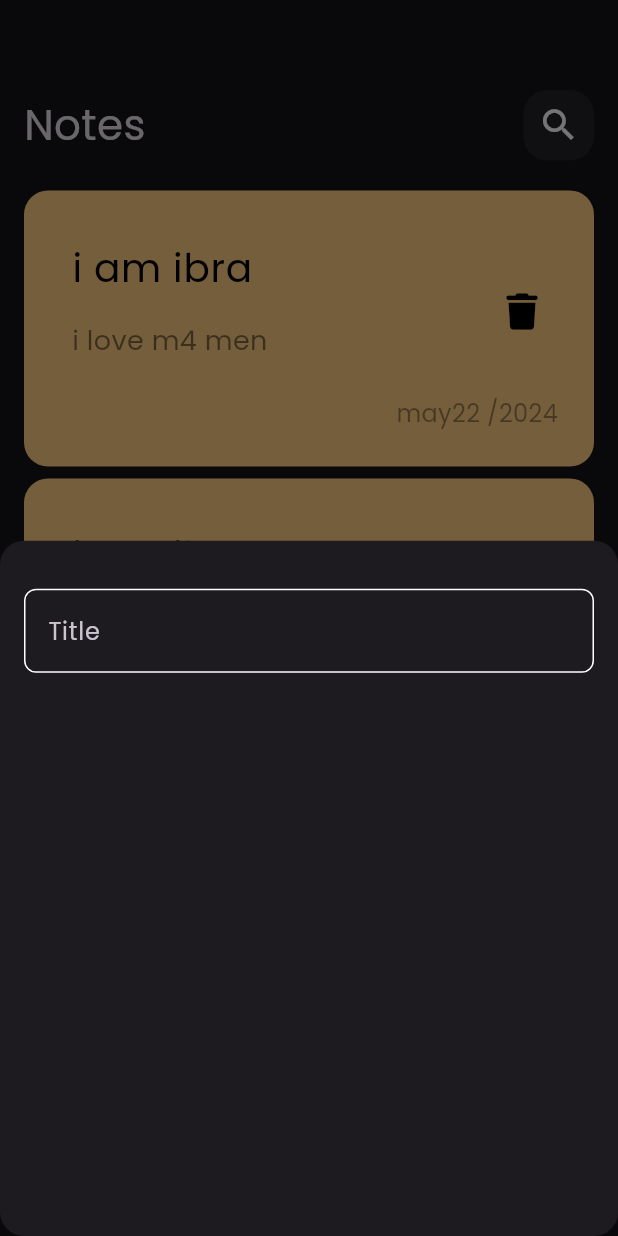
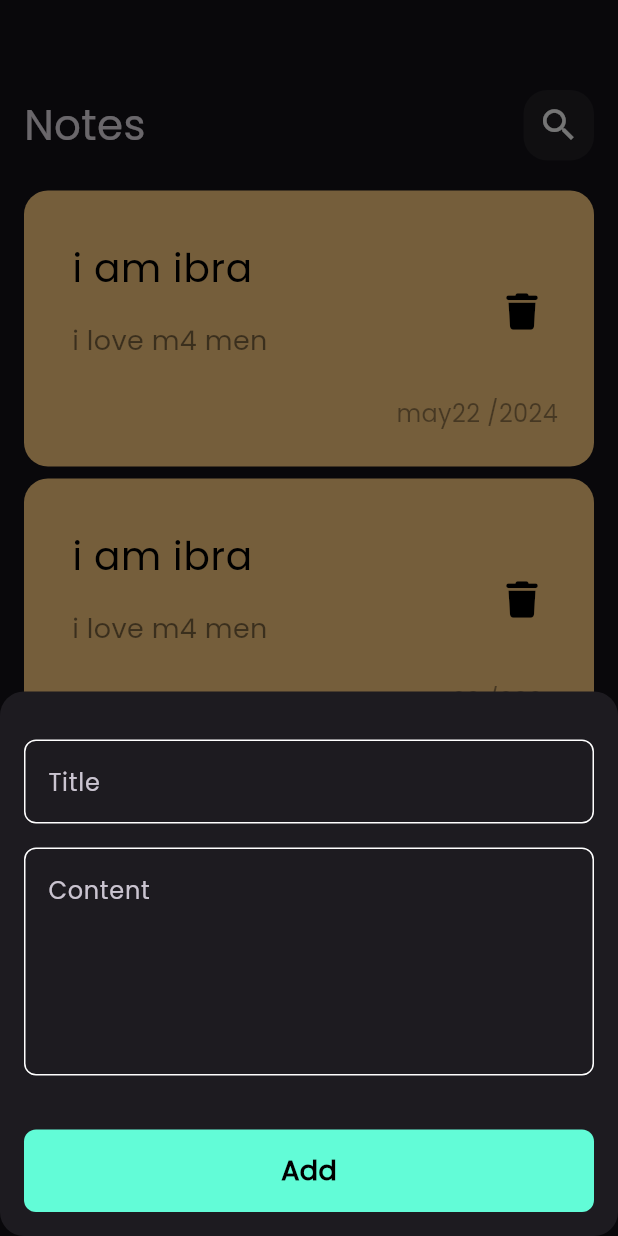
Before and after one commit to Ibrahim8545/NotesApp, a Flutter app: the screen it shows after launch, after a tap on the "add" icon, on a phone screen of 412 x 824 dp. Run offline on Flutter 3.47's test engine with Material 3 defaults, Android fonts, the phone set to English and light mode, and no system bars; our stand-ins replace font_awesome_flutter.

Commit message:
add custom button

```diff
--- a/lib/widget/add_note_button_sheet.dart
+++ b/lib/widget/add_note_button_sheet.dart
@@ -1,4 +1,6 @@
 import 'package:flutter/material.dart';
+import 'package:notesapp/widget/constants.dart';
+import 'package:notesapp/widget/custom_button.dart';
 import 'package:notesapp/widget/cutsom_text_field.dart';
 
 class NotesModelButton extends StatelessWidget {
@@ -6,15 +8,34 @@ class NotesModelButton extends StatelessWidget {
 
   @override
   Widget build(BuildContext context) {
-    return const  Padding(
-      padding:  EdgeInsets.symmetric(horizontal: 16),
-      child: Column(
-        children: [
-          SizedBox(height: 32,),
+    return   Padding(
+      padding: const  EdgeInsets.symmetric(horizontal: 16),
+      child: SingleChildScrollView(
+        child: Column(
+          children: [
+            const SizedBox(height: 32,),
+            CustomTextField(
+              hint: 'Title',
+            ),
+            const SizedBox(
+              height: 16,
+            ),
+            CustomTextField(
+              hint: 'Content',
+              maxLines: 5,
+            ),
+                        const SizedBox(
+              height: 36,
+            ),
+           const  CustomButton(),
+                    const SizedBox(
+              height: 16,
+            ),
 
-          CustomTextField(),
 
-        ],
+
+          ],
+        ),
       ),
     );
   }
--- /dev/null
+++ b/lib/widget/custom_button.dart
@@ -0,0 +1,30 @@
+import 'package:flutter/material.dart';
+import 'package:notesapp/widget/constants.dart';
+
+class CustomButton extends StatelessWidget {
+  const CustomButton({super.key});
+
+  @override
+  Widget build(BuildContext context) {
+    return Container(
+
+      //to take all width that will take
+      width: MediaQuery.of(context).size.width,
+      height: 55,
+      decoration:BoxDecoration(
+        borderRadius: BorderRadius.circular(8),
+        color: kPrimaryColor
+      ),
+      child: const Center(
+        child: Text(
+          'Add',
+          style: TextStyle(
+            color: Colors.black,
+            fontSize: 18,
+            fontWeight: FontWeight.bold
+          ),
+          ),
+      ),
+    );
+  }
+}
--- a/lib/widget/cutsom_text_field.dart
+++ b/lib/widget/cutsom_text_field.dart
@@ -2,27 +2,31 @@ import 'package:flutter/material.dart';
 import 'package:notesapp/widget/constants.dart';
 
 class CustomTextField extends StatelessWidget {
-  const CustomTextField({super.key});
+  CustomTextField({Key? key, required this.hint, this.maxLines = 1})
+      : super(key: key);
+
+  final String hint;
+  final int maxLines;
 
   @override
   Widget build(BuildContext context) {
     return TextField(
-      cursorColor:kPrimaryColor ,
+      cursorColor: kPrimaryColor,
+      maxLines: maxLines,
       decoration: InputDecoration(
-        hintText: 'Title',
+        hintText: hint,
 
-        border:buildborder(),
-        enabledBorder: buildborder(),
-        focusedBorder: buildborder(kPrimaryColor)
+        border: buildBorder(),
+        enabledBorder: buildBorder(),
+        focusedBorder: buildBorder(kPrimaryColor),
       ),
     );
+  }
 
+  OutlineInputBorder buildBorder([Color? color]) {
+    return OutlineInputBorder(
+      borderRadius: BorderRadius.circular(8),
+      borderSide: BorderSide(color: color ?? Colors.white),
+    );
   }
- OutlineInputBorder buildborder([color]){
-  return OutlineInputBorder(
-         borderRadius: BorderRadius.circular(8),
-          borderSide: BorderSide(color: color ??Colors.white)
-
-  );
- }
 }
--- a/lib/widget/notes_view_body.dart
+++ b/lib/widget/notes_view_body.dart
@@ -1,8 +1,7 @@
 import 'package:flutter/material.dart';
-import 'package:font_awesome_flutter/font_awesome_flutter.dart';
+
 import 'package:notesapp/widget/custom_appbar.dart';
 import 'package:notesapp/widget/custom_list_notes.dart';
-import 'package:notesapp/widget/custom_note_item.dart';
 
 class NotesViewBody extends StatelessWidget {
   const NotesViewBody({super.key});
```
